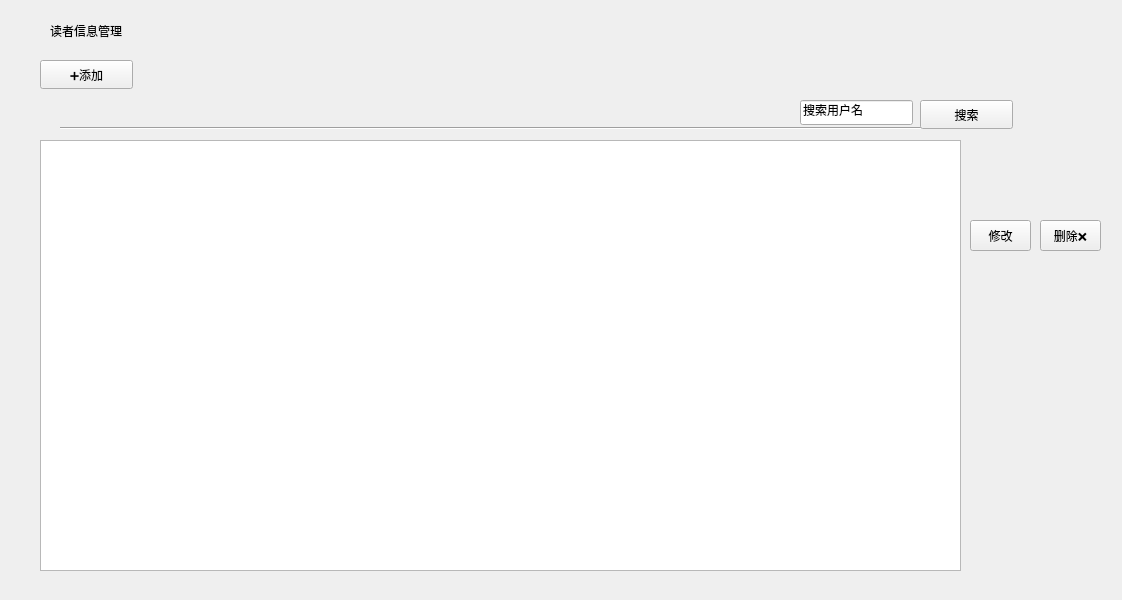
Above: LibraryManager/readermanager.ui from Guodanding/713topteam_LibraryManagerSystem before the change. Below: the same form after it.
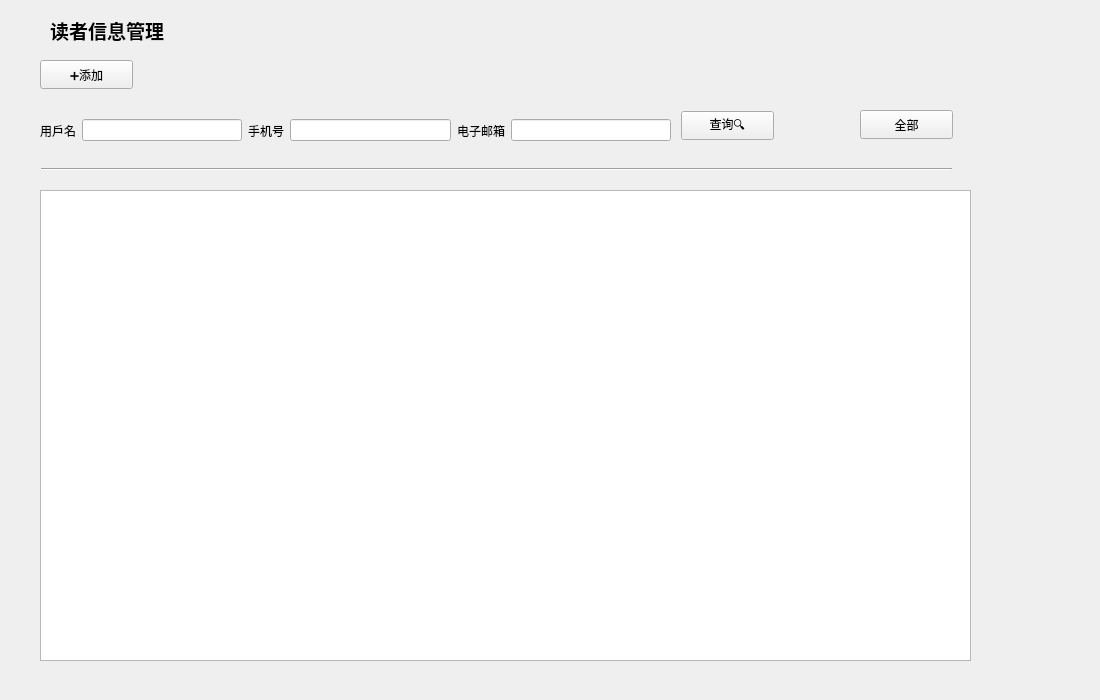
That is the form after the change.

What changed in the file:
```diff
--- a/LibraryManager/readermanager.ui
+++ b/LibraryManager/readermanager.ui
@@ -6,8 +6,8 @@
    <rect>
     <x>0</x>
     <y>0</y>
-    <width>1122</width>
-    <height>600</height>
+    <width>1100</width>
+    <height>700</height>
    </rect>
   </property>
   <property name="windowTitle">
@@ -16,9 +16,9 @@
   <widget class="Line" name="line">
    <property name="geometry">
     <rect>
-     <x>60</x>
-     <y>120</y>
-     <width>941</width>
+     <x>41</x>
+     <y>161</y>
+     <width>911</width>
      <height>16</height>
     </rect>
    </property>
@@ -35,6 +35,12 @@
      <height>61</height>
     </rect>
    </property>
+   <property name="font">
+    <font>
+     <pointsize>14</pointsize>
+     <bold>true</bold>
+    </font>
+   </property>
    <property name="text">
     <string>读者信息管理</string>
    </property>
@@ -52,68 +58,99 @@
     <string>➕添加</string>
    </property>
   </widget>
-  <widget class="QPushButton" name="modifypushButton">
-   <property name="geometry">
-    <rect>
-     <x>970</x>
-     <y>220</y>
-     <width>61</width>
-     <height>31</height>
-    </rect>
-   </property>
-   <property name="text">
-    <string>修改</string>
-   </property>
-  </widget>
-  <widget class="QPushButton" name="deletepushButton">
-   <property name="geometry">
-    <rect>
-     <x>1040</x>
-     <y>220</y>
-     <width>61</width>
-     <height>31</height>
-    </rect>
-   </property>
-   <property name="text">
-    <string>删除❌</string>
-   </property>
-  </widget>
-  <widget class="QLineEdit" name="readerSearchLineEdit">
-   <property name="geometry">
-    <rect>
-     <x>800</x>
-     <y>100</y>
-     <width>113</width>
-     <height>25</height>
-    </rect>
-   </property>
-   <property name="text">
-    <string>搜索用户名</string>
-   </property>
-  </widget>
   <widget class="QTableView" name="readerInformationtableView">
    <property name="geometry">
     <rect>
      <x>40</x>
-     <y>140</y>
-     <width>921</width>
-     <height>431</height>
+     <y>190</y>
+     <width>931</width>
+     <height>471</height>
     </rect>
    </property>
   </widget>
   <widget class="QPushButton" name="searchpushButton">
    <property name="geometry">
     <rect>
-     <x>920</x>
-     <y>100</y>
+     <x>681</x>
+     <y>111</y>
      <width>93</width>
      <height>29</height>
     </rect>
    </property>
    <property name="text">
-    <string>搜索</string>
+    <string>查询🔍</string>
    </property>
   </widget>
+  <widget class="QPushButton" name="AllpushButton">
+   <property name="geometry">
+    <rect>
+     <x>860</x>
+     <y>110</y>
+     <width>93</width>
+     <height>29</height>
+    </rect>
+   </property>
+   <property name="text">
+    <string>全部</string>
+   </property>
+  </widget>
+  <widget class="QWidget" name="horizontalLayoutWidget">
+   <property name="geometry">
+    <rect>
+     <x>40</x>
+     <y>110</y>
+     <width>631</width>
+     <height>41</height>
+    </rect>
+   </property>
+   <layout class="QHBoxLayout" name="horizontalLayout">
+    <item>
+     <widget class="QLabel" name="label_3">
+      <property name="text">
+       <string>用戶名</string>
+      </property>
+     </widget>
+    </item>
+    <item>
+     <widget class="QLineEdit" name="readerSearchLineEdit">
+      <property name="text">
+       <string/>
+      </property>
+     </widget>
+    </item>
+    <item>
+     <widget class="QLabel" name="label_2">
+      <property name="text">
+       <string>手机号</string>
+      </property>
+     </widget>
+    </item>
+    <item>
+     <widget class="QLineEdit" name="phoneSearchLineEdit">
+      <property name="text">
+       <string/>
+      </property>
+     </widget>
+    </item>
+    <item>
+     <widget class="QLabel" name="label">
+      <property name="accessibleDescription">
+       <string/>
+      </property>
+      <property name="text">
+       <string>电子邮箱</string>
+      </property>
+     </widget>
+    </item>
+    <item>
+     <widget class="QLineEdit" name="emailSearchLineEdit">
+      <property name="text">
+       <string/>
+      </property>
+     </widget>
+    </item>
+   </layout>
+  </widget>
  </widget>
  <resources/>
  <connections/>
```
